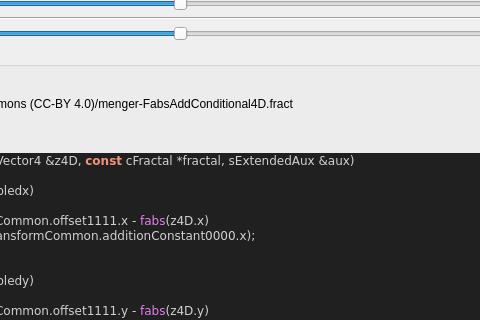
Above: mandelbulber2/formula/ui/fractal_transf_fabs_add_conditional4d.ui from buddhi1980/mandelbulber2 before the change; both pictures show x 277 to 757 and y 206 to 526 of the 898 by 897 pixel window. Below: the same form after it.
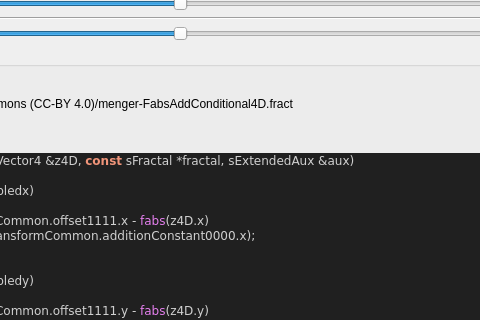
That is the form after the change. Custom widgets are drawn as their Qt base class.

Patch:
```diff
--- a/mandelbulber2/formula/ui/fractal_transf_fabs_add_conditional4d.ui
+++ b/mandelbulber2/formula/ui/fractal_transf_fabs_add_conditional4d.ui
@@ -645,7 +645,7 @@
 &lt;/table&gt;
 &lt;br&gt;&lt;b&gt;Examples using this formula&lt;/b&gt;&lt;br&gt;Robert Pancoast collection - license Creative Commons (CC-BY 4.0)/menger-FabsAddConditional4D.fract&lt;h3&gt;Code&lt;/h3&gt;
 &lt;body style=&quot;background-color:#202020&quot;&gt;
-&lt;pre style=&quot;color:#d0d0d0; background-color:#202020;  font-family:'Courier New',monospace;&quot;&gt;&lt;span style=&quot;color:#f09479; font-weight:bold&quot;&gt;void&lt;/span&gt; &lt;span style=&quot;color:#e47eed&quot;&gt;TransfFabsAddConditional4dIteration&lt;/span&gt;&lt;span style=&quot;color:#d0d0d0&quot;&gt;(&lt;/span&gt;CVector4 &lt;span style=&quot;color:#d0d0d0&quot;&gt;&amp;amp;&lt;/span&gt;z4D&lt;span style=&quot;color:#d0d0d0&quot;&gt;,&lt;/span&gt; &lt;span style=&quot;color:#f09479; font-weight:bold&quot;&gt;const&lt;/span&gt; cFractal &lt;span style=&quot;color:#d0d0d0&quot;&gt;*&lt;/span&gt;fractal&lt;span style=&quot;color:#d0d0d0&quot;&gt;,&lt;/span&gt; sExtendedAux &lt;span style=&quot;color:#d0d0d0&quot;&gt;&amp;amp;&lt;/span&gt;aux&lt;span style=&quot;color:#d0d0d0&quot;&gt;)&lt;/span&gt;
+&lt;pre style=&quot;color:#d0d0d0; background-color:#202020;  font-family:'Courier New',monospace;&quot;&gt;&lt;span style=&quot;color:#f09479; font-weight:bold&quot;&gt;void&lt;/span&gt; &lt;span style=&quot;color:#e47eed&quot;&gt;TransfFabsAddConditional4dIteration&lt;/span&gt;&lt;span style=&quot;color:#d0d0d0&quot;&gt;(&lt;/span&gt;CVector4 &lt;span style=&quot;color:#d0d0d0&quot;&gt;&amp;amp;&lt;/span&gt;z4D&lt;span style=&quot;color:#d0d0d0&quot;&gt;,&lt;/span&gt; &lt;span style=&quot;color:#f09479; font-weight:bold&quot;&gt;const&lt;/span&gt; sFractal &lt;span style=&quot;color:#d0d0d0&quot;&gt;*&lt;/span&gt;fractal&lt;span style=&quot;color:#d0d0d0&quot;&gt;,&lt;/span&gt; sExtendedAux &lt;span style=&quot;color:#d0d0d0&quot;&gt;&amp;amp;&lt;/span&gt;aux&lt;span style=&quot;color:#d0d0d0&quot;&gt;)&lt;/span&gt;
 &lt;span style=&quot;color:#d0d0d0&quot;&gt;{&lt;/span&gt;
   &lt;span style=&quot;color:#7ec0ee; font-weight:bold&quot;&gt;if&lt;/span&gt; &lt;span style=&quot;color:#d0d0d0&quot;&gt;(&lt;/span&gt;fractal&lt;span style=&quot;color:#d0d0d0&quot;&gt;-&amp;gt;&lt;/span&gt;transformCommon&lt;span style=&quot;color:#d0d0d0&quot;&gt;.&lt;/span&gt;functionEnabledx&lt;span style=&quot;color:#d0d0d0&quot;&gt;)&lt;/span&gt;
   &lt;span style=&quot;color:#d0d0d0&quot;&gt;{&lt;/span&gt;
```
